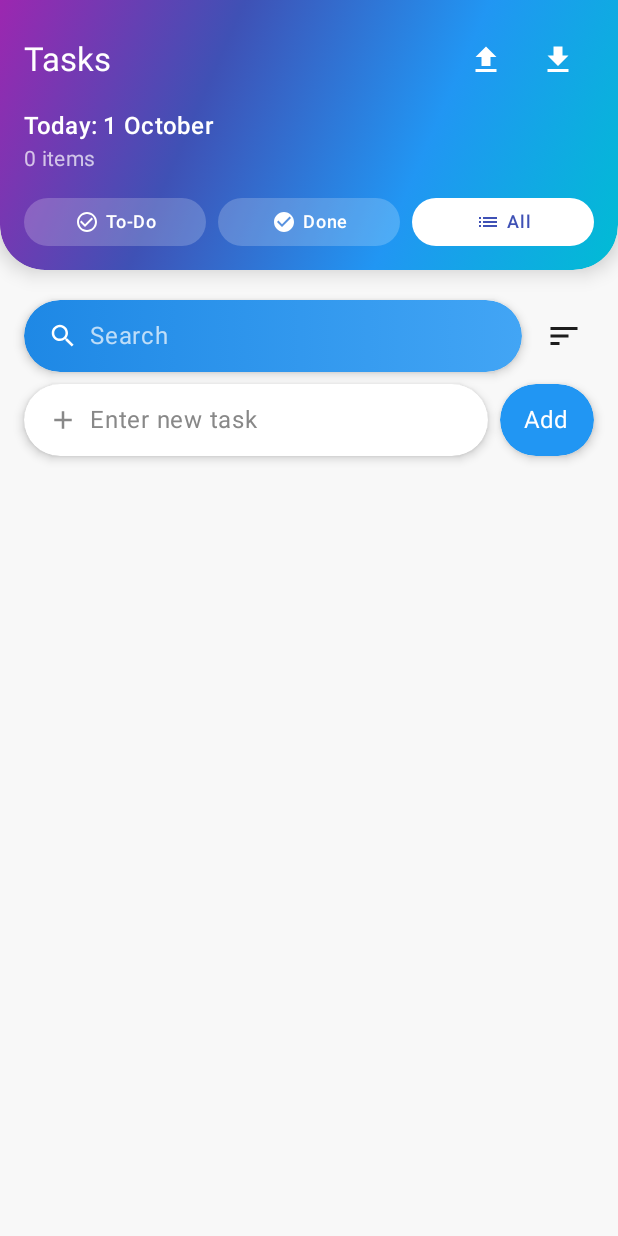
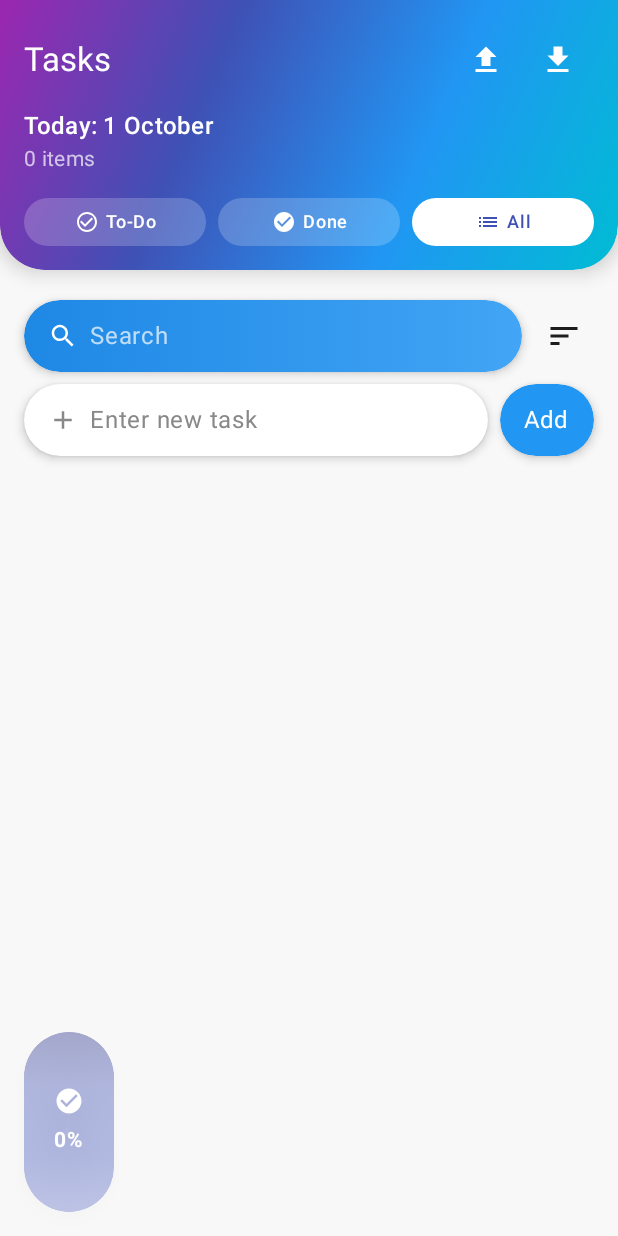
Before and after one commit to LeonixZx/ToDoList2, an Android app built with Jetpack Compose: the screen it shows after launch (MainActivity), on a phone screen of 412 x 824 dp. Run offline under Robolectric (Android 15) with nearby library versions, the phone set to English and light mode, and no system bars; our stand-ins replace AdMob; 9 statements that could not run were skipped.

Commit message:
Theme 4, Latest Modification but still not working, says No Fill, but its ok. Added ProgressBar

```diff
--- a/app/src/main/java/com/example/todolist/MainActivity.kt
+++ b/app/src/main/java/com/example/todolist/MainActivity.kt
@@ -93,6 +93,16 @@ import android.net.NetworkCapabilities
 import kotlin.math.pow
 import kotlin.random.Random
 
+import androidx.compose.ui.graphics.*
+import androidx.compose.ui.graphics.drawscope.Stroke
+
+import androidx.compose.foundation.gestures.detectDragGestures
+import androidx.compose.ui.input.pointer.pointerInput
+import androidx.compose.ui.unit.IntOffset
+import kotlin.math.roundToInt
+import androidx.compose.animation.core.animateFloatAsState
+import androidx.compose.animation.core.FastOutSlowInEasing
+import androidx.compose.material.icons.filled.DirectionsRun
 
 class MainActivity : ComponentActivity() {
     private val todoViewModel: TodoViewModel by viewModels()
@@ -268,6 +278,72 @@ class CustomTopShape(private val cornerRadius: Float) : Shape {
 }
 
 @Composable
+fun ProgressGauge(
+    progress: Float,
+    modifier: Modifier = Modifier
+) {
+    val animatedProgress by animateFloatAsState(
+        targetValue = progress,
+        animationSpec = tween(durationMillis = 1000, easing = FastOutSlowInEasing)
+    )
+
+    Box(
+        modifier = modifier
+            .size(60.dp, 120.dp)
+            .shadow(
+                elevation = 4.dp,
+                shape = RoundedCornerShape(30.dp),
+                clip = true
+            )
+            .clip(RoundedCornerShape(30.dp))
+            .background(Color(0x40FFFFFF)) // Very transparent white background
+    ) {
+        Box(
+            modifier = Modifier
+                .fillMaxSize()
+                .background(
+                    brush = Brush.verticalGradient(
+                        0.0f to Color(0xCC1A237E),  // Dark blue at bottom (80% opaque)
+                        0.3f to Color(0xCC3949AB),  // Slightly brighter blue at 30% (80% opaque)
+                        0.7f to Color(0xCC3F51B5),  // Even brighter blue at 70% (80% opaque)
+                        1.0f to Color(0xCC5C6BC0)   // Brightest blue at top (80% opaque)
+                    )
+                )
+        )
+
+        Box(
+            modifier = Modifier
+                .fillMaxWidth()
+                .fillMaxHeight(1f - animatedProgress)
+                .align(Alignment.TopCenter)
+                .background(Color(0x80FFFFFF))  // Semi-transparent overlay
+        )
+
+        Column(
+            modifier = Modifier
+                .align(Alignment.Center)
+                .fillMaxWidth(),
+            horizontalAlignment = Alignment.CenterHorizontally
+        ) {
+            Icon(
+                imageVector = Icons.Filled.CheckCircle,
+                contentDescription = "Task Progress Icon",
+                tint = Color.White,
+                modifier = Modifier.size(20.dp)
+            )
+            Spacer(modifier = Modifier.height(4.dp))
+            Text(
+                text = "${(animatedProgress * 100).toInt()}%",
+                color = Color.White,
+                fontWeight = FontWeight.Bold,
+                fontSize = 14.sp
+            )
+        }
+    }
+}
+
+
+@Composable
 fun TopSection(
     todoViewModel: TodoViewModel,
     selectedCategory: TaskCategory,
@@ -433,6 +509,15 @@ fun TodoApp(todoViewModel: TodoViewModel, onExport: () -> Unit, onImport: () ->
     var showSortDialog by remember { mutableStateOf(false) }
     var showAd by remember { mutableStateOf(true) }
 
+    // Add these lines for the draggable gauge
+    var offsetX by remember { mutableStateOf(0f) }
+    var offsetY by remember { mutableStateOf(0f) }
+
+    // Calculate the progress
+    val totalTasks = todoViewModel.todos.size
+    val completedTasks = todoViewModel.todos.count { it.isCompleted }
+    val progress = if (totalTasks > 0) completedTasks.toFloat() / totalTasks else 0f
+
     // Show interstitial ad
     if (showAd) {
         AdMobInterstitial(
@@ -442,6 +527,7 @@ fun TodoApp(todoViewModel: TodoViewModel, onExport: () -> Unit, onImport: () ->
         )
     }
 
+    Box(modifier = Modifier.fillMaxSize()) {
         Scaffold { innerPadding ->
             Column(
                 modifier = Modifier
@@ -516,6 +602,23 @@ fun TodoApp(todoViewModel: TodoViewModel, onExport: () -> Unit, onImport: () ->
                         .height(50.dp)
                 )
             }
+        }
+
+        // Add the draggable ProgressGauge
+        ProgressGauge(
+            progress = progress,
+            modifier = Modifier
+                .offset { IntOffset(offsetX.roundToInt(), offsetY.roundToInt()) }
+                .padding(16.dp)
+                .align(Alignment.BottomStart)
+                .pointerInput(Unit) {
+                    detectDragGestures { change, dragAmount ->
+                        change.consume()
+                        offsetX += dragAmount.x
+                        offsetY += dragAmount.y
+                    }
+                }
+        )
     }
 
     if (showSortDialog) {
```
Lines whose indentation alone changed are shown as unchanged.
